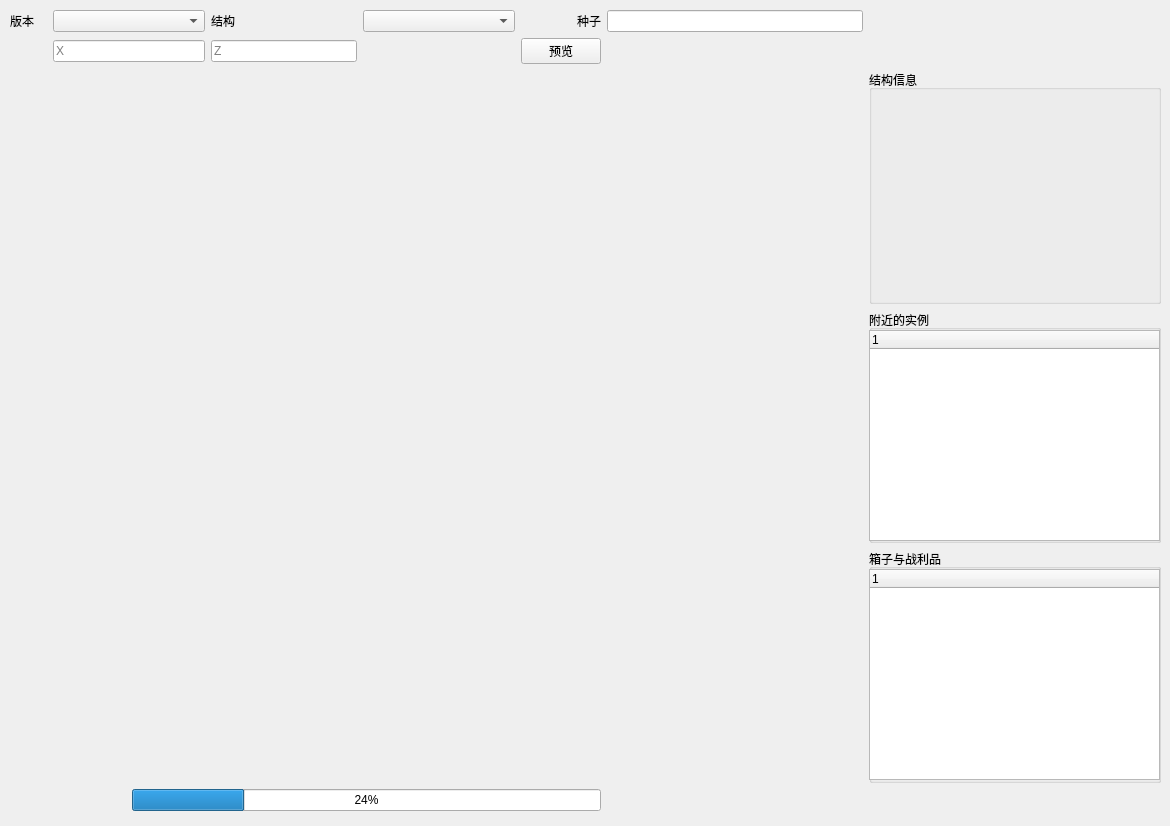
First picture: the form in UI/StructurePreviewer.ui, repository mmcNYT/MCHelper, before the edit.
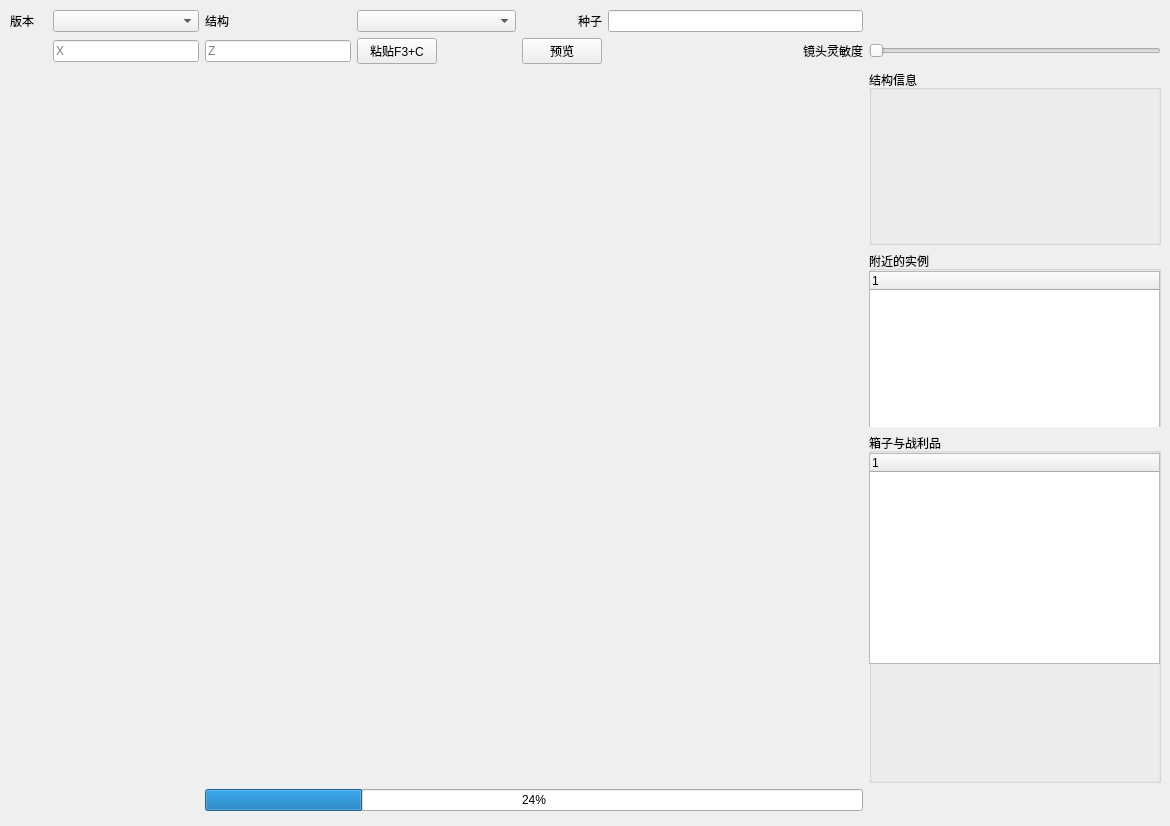
Second picture: the form after the edit.

```diff
--- a/UI/StructurePreviewer.ui
+++ b/UI/StructurePreviewer.ui
@@ -22,7 +22,7 @@
      <height>801</height>
     </rect>
    </property>
-   <layout class="QGridLayout" name="gridLayout" columnstretch="1,2,2,2,2,2,2,2,7,8">
+   <layout class="QGridLayout" name="gridLayout" rowstretch="0,1,1,1,2,0" columnstretch="1,2,2,2,2,2,2,2,7,8">
     <item row="0" column="0">
      <widget class="QLabel" name="visionLabel">
       <property name="text">
@@ -134,13 +134,6 @@
       </widget>
      </widget>
     </item>
-    <item row="5" column="0" colspan="2">
-     <widget class="QLabel" name="hintLabel">
-      <property name="text">
-       <string/>
-      </property>
-     </widget>
-    </item>
     <item row="5" column="9">
      <widget class="QLabel" name="snapshotLabel">
       <property name="text">
@@ -148,13 +141,6 @@
       </property>
      </widget>
     </item>
-    <item row="5" column="2" colspan="6">
-     <widget class="QProgressBar" name="progressBar">
-      <property name="value">
-       <number>24</number>
-      </property>
-     </widget>
-    </item>
     <item row="2" column="0" rowspan="3" colspan="9">
      <widget class="QLabel" name="viewportPlaceholder">
       <property name="sizePolicy">
@@ -194,6 +180,44 @@
       </property>
      </widget>
     </item>
+    <item row="1" column="5">
+     <widget class="QPushButton" name="pasteBtn">
+      <property name="text">
+       <string>粘贴F3+C</string>
+      </property>
+     </widget>
+    </item>
+    <item row="5" column="3" colspan="6">
+     <widget class="QProgressBar" name="progressBar">
+      <property name="value">
+       <number>24</number>
+      </property>
+     </widget>
+    </item>
+    <item row="5" column="0" colspan="3">
+     <widget class="QLabel" name="hintLabel">
+      <property name="text">
+       <string/>
+      </property>
+     </widget>
+    </item>
+    <item row="1" column="9">
+     <widget class="QSlider" name="lensSensitivitySlider">
+      <property name="orientation">
+       <enum>Qt::Orientation::Horizontal</enum>
+      </property>
+     </widget>
+    </item>
+    <item row="1" column="8">
+     <widget class="QLabel" name="lensSensitivityLabel">
+      <property name="text">
+       <string>镜头灵敏度</string>
+      </property>
+      <property name="alignment">
+       <set>Qt::AlignmentFlag::AlignRight|Qt::AlignmentFlag::AlignTrailing|Qt::AlignmentFlag::AlignVCenter</set>
+      </property>
+     </widget>
+    </item>
    </layout>
   </widget>
  </widget>
```
